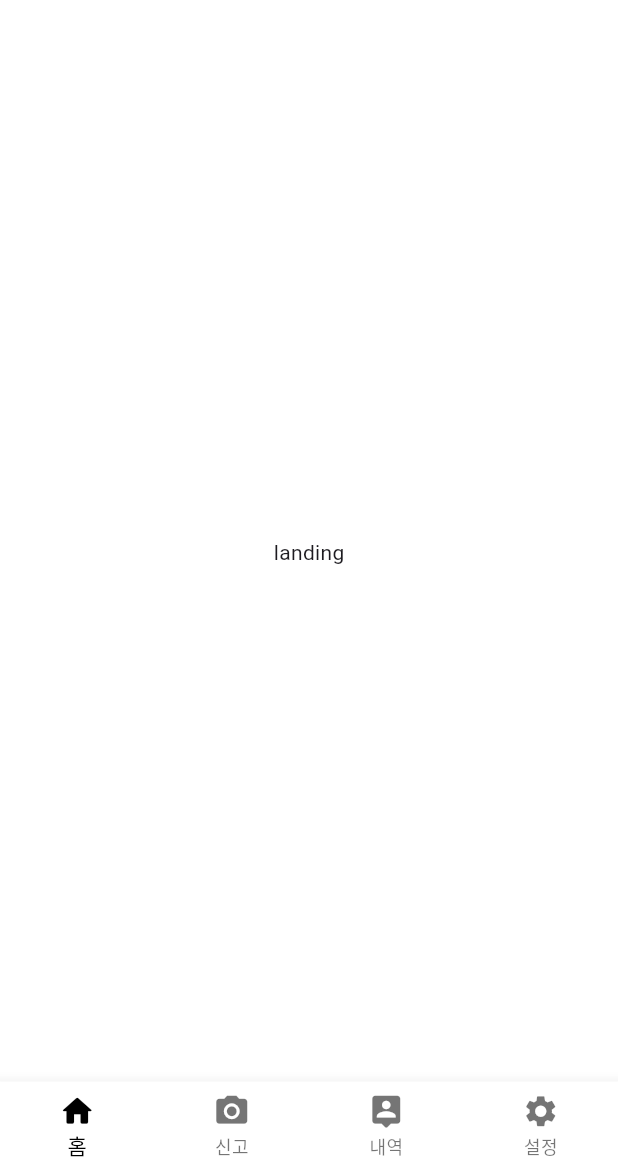
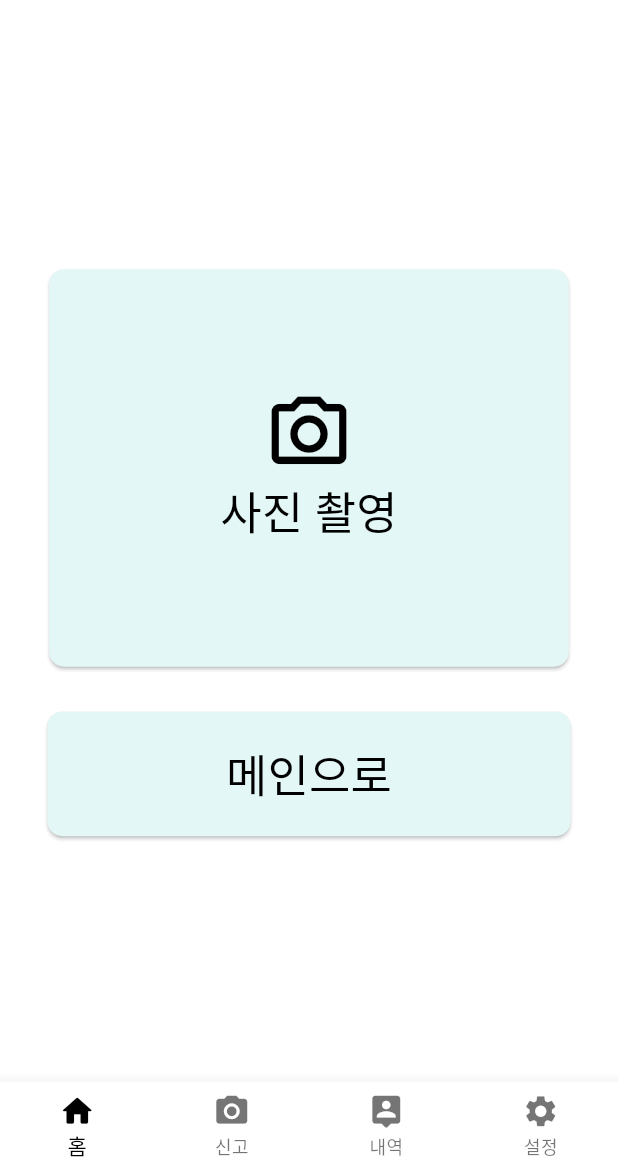
Before and after one commit to JihwanByun/urecar, a Flutter app: the screen it shows after launch, on a phone screen of 412 x 824 dp, the part 66-1236 px from its top. Run offline on Flutter 3.47's test engine with Material 3 defaults, Android fonts, the phone set to English and light mode, and no system bars; our stand-ins replace get.

Commit message:
feat: create landing screen

```diff
--- a/frontend/lib/components/common/button.dart
+++ b/frontend/lib/components/common/button.dart
@@ -3,24 +3,60 @@ import 'package:flutter/material.dart';
 class Button extends StatelessWidget {
   final String text;
   final VoidCallback onPressed;
+  final double horizontal;
+  final double vertical;
+  final double fontSize;
+  final IconData? icon;
+  final double? iconSize;
+  final double? radius;
+  final Color? backgroundColor;
+  final Color? contentColor;
 
   const Button({
-    Key? key,
+    super.key,
     required this.text,
     required this.onPressed,
-  }) : super(key: key);
+    required this.horizontal,
+    required this.vertical,
+    required this.fontSize,
+    this.icon,
+    this.iconSize,
+    this.radius,
+    this.backgroundColor,
+    this.contentColor,
+  });
 
   @override
   Widget build(BuildContext context) {
     return ElevatedButton(
       onPressed: onPressed,
       style: ElevatedButton.styleFrom(
-        backgroundColor:
-            Theme.of(context).primaryColor, // Theme의 primaryColor를 버튼 배경색으로 설정
-      ),
-      child: Text(
-        text,
-        style: TextStyle(color: Colors.white),
+          backgroundColor: backgroundColor ?? Theme.of(context).primaryColor,
+          shape: RoundedRectangleBorder(
+              borderRadius: BorderRadius.circular(radius ?? 10))),
+      child: Padding(
+        padding: EdgeInsets.symmetric(
+          vertical: vertical,
+          horizontal: horizontal,
+        ),
+        child: Column(
+          children: [
+            icon != null
+                ? Icon(
+                    icon,
+                    size: iconSize ?? 15,
+                    color: contentColor ?? Colors.white,
+                  )
+                : const SizedBox.shrink(),
+            Text(
+              text,
+              style: TextStyle(
+                color: contentColor ?? Colors.white,
+                fontSize: fontSize,
+              ),
+            ),
+          ],
+        ),
       ),
     );
   }
--- /dev/null
+++ b/frontend/lib/controller.dart
@@ -0,0 +1,20 @@
+import 'package:get/get.dart';
+
+class MainController extends GetxController {
+  var currentIndex = 0.obs; // 현재 탭 인덱스
+  var pageStack = <int>[0].obs; // 페이지 스택 (초기 홈 화면)
+  var showNotification = false.obs; // 알림 페이지 상태
+  var showLanding = true.obs; // 랜딩 페이지 상태
+
+  // 페이지 변경 메서드
+  void changePage(int index) {
+    currentIndex.value = index;
+    showNotification.value = false;
+    showLanding.value = false;
+  }
+
+  // 알림 페이지 전환 메서드
+  void showNotificationPage() {
+    showNotification.value = true;
+  }
+}
--- a/frontend/lib/main.dart
+++ b/frontend/lib/main.dart
@@ -1,5 +1,4 @@
 import 'package:flutter/material.dart';
-import 'package:frontend/screens/home_screen.dart';
 import 'package:frontend/screens/main_screen.dart';
 import 'package:get/get.dart';
 
@@ -17,6 +16,7 @@ class App extends StatelessWidget {
       theme: ThemeData(
         scaffoldBackgroundColor: Colors.white,
         primaryColor: const Color(0xFFA1E4E4),
+        primaryColorLight: const Color(0xFFE3F7F7),
         cardColor: const Color(0xFFF2F3F5),
       ),
       home: const MainScreen(),
--- a/frontend/lib/screens/landing_screen.dart
+++ b/frontend/lib/screens/landing_screen.dart
@@ -1,12 +1,47 @@
 import 'package:flutter/material.dart';
+import 'package:frontend/components/common/button.dart';
+import 'package:frontend/controller.dart';
+import 'package:get/get.dart';
 
 class LandingScreen extends StatelessWidget {
-  const LandingScreen({super.key});
+  LandingScreen({super.key});
+  final MainController controller = Get.put(MainController());
 
   @override
   Widget build(BuildContext context) {
-    return const Center(
-      child: Text("landing"),
+    return Center(
+      child: Column(
+        mainAxisAlignment: MainAxisAlignment.center,
+        children: [
+          Button(
+            text: "사진 촬영",
+            onPressed: () {
+              controller.changePage(1);
+            },
+            horizontal: 90,
+            vertical: 80,
+            fontSize: 30,
+            icon: Icons.camera_alt_outlined,
+            iconSize: 60,
+            backgroundColor: Theme.of(context).primaryColorLight,
+            contentColor: Colors.black,
+          ),
+          const SizedBox(
+            height: 30,
+          ),
+          Button(
+            text: "메인으로",
+            onPressed: () {
+              controller.changePage(0);
+            },
+            horizontal: 95,
+            vertical: 20,
+            fontSize: 30,
+            backgroundColor: Theme.of(context).primaryColorLight,
+            contentColor: Colors.black,
+          ),
+        ],
+      ),
     );
   }
 }
--- a/frontend/lib/screens/main_screen.dart
+++ b/frontend/lib/screens/main_screen.dart
@@ -1,12 +1,14 @@
 import 'package:flutter/material.dart';
 import 'package:frontend/components/common/bottom_navigation.dart';
 import 'package:frontend/components/common/top_bar.dart';
+import 'package:frontend/controller.dart';
 import 'package:frontend/screens/camera_screen.dart';
 import 'package:frontend/screens/history_screen.dart';
 import 'package:frontend/screens/home_screen.dart';
 import 'package:frontend/screens/landing_screen.dart';
 import 'package:frontend/screens/notification_screen.dart';
 import 'package:frontend/screens/setting_screen.dart';
+import 'package:get/get.dart';
 
 class MainScreen extends StatefulWidget {
   const MainScreen({super.key});
@@ -25,8 +27,10 @@ class _MainScreenState extends State<MainScreen> {
   ];
   bool showNotification = false;
   bool showLanding = true;
+
   @override
   Widget build(BuildContext context) {
+    final MainController controller = Get.put(MainController());
     final theme = Theme.of(context);
     return Scaffold(
       backgroundColor: theme.scaffoldBackgroundColor,
@@ -34,29 +38,26 @@ class _MainScreenState extends State<MainScreen> {
         preferredSize: const Size.fromHeight(60),
         child: TopBar(
           onNotificationPressed: () {
-            setState(() {
-              showLanding = false;
-              showNotification = !showNotification;
-            });
+            controller.showNotification;
           },
         ),
       ),
-      body: showLanding
-          ? const LandingScreen()
-          : showNotification
-              ? const NotificationScreen()
-              : IndexedStack(
-                  index: currentIndex,
-                  children: screens,
-                ),
+      body: Obx(() {
+        if (controller.showLanding.value) {
+          return LandingScreen();
+        } else if (controller.showNotification.value) {
+          return const NotificationScreen();
+        } else {
+          return IndexedStack(
+            index: controller.currentIndex.value,
+            children: screens,
+          );
+        }
+      }),
       bottomNavigationBar: BottomNavigation(
         currentIndex: currentIndex,
         onTap: (int index) {
-          setState(() {
-            showLanding = false;
-            showNotification = false;
-            currentIndex = index;
-          });
+          controller.changePage(index);
         },
       ),
     );
```
